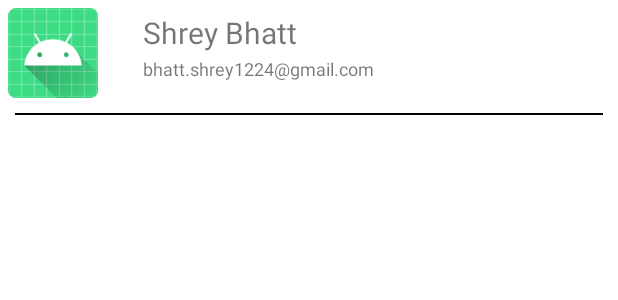
After one commit to bhattshrey24/News-App-Using-Kotlin, an Android app: the layout drawer_header.xml on its own in the app's theme, with its tools: preview values and no code run, on a phone screen of 412 x 824 dp. The commit adds this screen. Shown: the top 300 px of the screen. Run offline under Robolectric (Android 15) with nearby library versions, the phone set to English and light mode, and no system bars; network calls fail.

Commit message:
drawer layout and basic setup done

```diff
--- a/app/src/main/java/com/example/newsappusingkotlin/MainActivity.kt
+++ b/app/src/main/java/com/example/newsappusingkotlin/MainActivity.kt
@@ -26,7 +26,7 @@ class MainActivity : AppCompatActivity() {
     //  add google and facebook login
     //  add forgot password functionality
     // CURRENT:-
-    //  Fix app bar , add menu and icons in it fix Its UI
+    //  Fix app bar , add menu and icons in it fix Its UI (Done)
     //  add drawer
     //  add room ie. cache your news articles , user details etc
     //  add user functionality ie. user data stored in firebase having its username , interests , saved/bookmarked news articles
--- /dev/null
+++ b/app/src/main/res/drawable/ic_about_us.xml
@@ -0,0 +1,5 @@
+<vector android:height="24dp" android:tint="#FFFFFF"
+    android:viewportHeight="24" android:viewportWidth="24"
+    android:width="24dp" xmlns:android="http://schemas.android.com/apk/res/android">
+    <path android:fillColor="@android:color/white" android:pathData="M12,2C6.48,2 2,6.48 2,12s4.48,10 10,10 10,-4.48 10,-10S17.52,2 12,2zM13,17h-2v-6h2v6zM13,9h-2L11,7h2v2z"/>
+</vector>
--- /dev/null
+++ b/app/src/main/res/layout/drawer_header.xml
@@ -0,0 +1,45 @@
+<?xml version="1.0" encoding="utf-8"?>
+<androidx.constraintlayout.widget.ConstraintLayout xmlns:android="http://schemas.android.com/apk/res/android"
+    xmlns:app="http://schemas.android.com/apk/res-auto"
+    android:layout_width="match_parent"
+    android:layout_height="wrap_content">
+
+    <ImageView
+        android:id="@+id/Iv_user_img_drawer"
+        android:layout_width="60dp"
+        android:layout_height="60dp"
+        android:src="@mipmap/ic_launcher"
+        android:layout_marginTop="5dp"
+        android:layout_marginStart="5dp"
+        app:layout_constraintStart_toStartOf="parent"
+        app:layout_constraintTop_toTopOf="parent" />
+
+    <TextView
+        android:id="@+id/tv_drawer_header_name"
+        android:layout_width="wrap_content"
+        android:layout_height="wrap_content"
+        android:layout_marginStart="30dp"
+        android:layout_marginTop="8dp"
+        android:text="Shrey Bhatt"
+        android:textSize="20dp"
+        app:layout_constraintLeft_toRightOf="@+id/Iv_user_img_drawer"
+        app:layout_constraintTop_toTopOf="parent" />
+<TextView
+    android:layout_width="wrap_content"
+    android:layout_height="wrap_content"
+    android:textSize="12dp"
+    android:text="bhatt.shrey1224@gmail.com"
+    android:layout_marginStart="30dp"
+    android:layout_marginTop="2dp"
+    app:layout_constraintStart_toEndOf="@+id/Iv_user_img_drawer"
+    app:layout_constraintTop_toBottomOf="@+id/tv_drawer_header_name"/>
+    <View
+        android:layout_width="match_parent"
+        android:layout_height="1dp"
+        android:layout_marginTop="10dp"
+        android:layout_marginLeft="10dp"
+        android:layout_marginRight="10dp"
+        android:background="@color/black"
+        app:layout_constraintTop_toBottomOf="@+id/Iv_user_img_drawer" />
+
+</androidx.constraintlayout.widget.ConstraintLayout>
```
Also changed, not shown: app/src/main/res/layout/activity_main.xml (+37 -20 lines), app/src/main/res/menu/drawer_menu.xml (added, +33 -0 lines).
